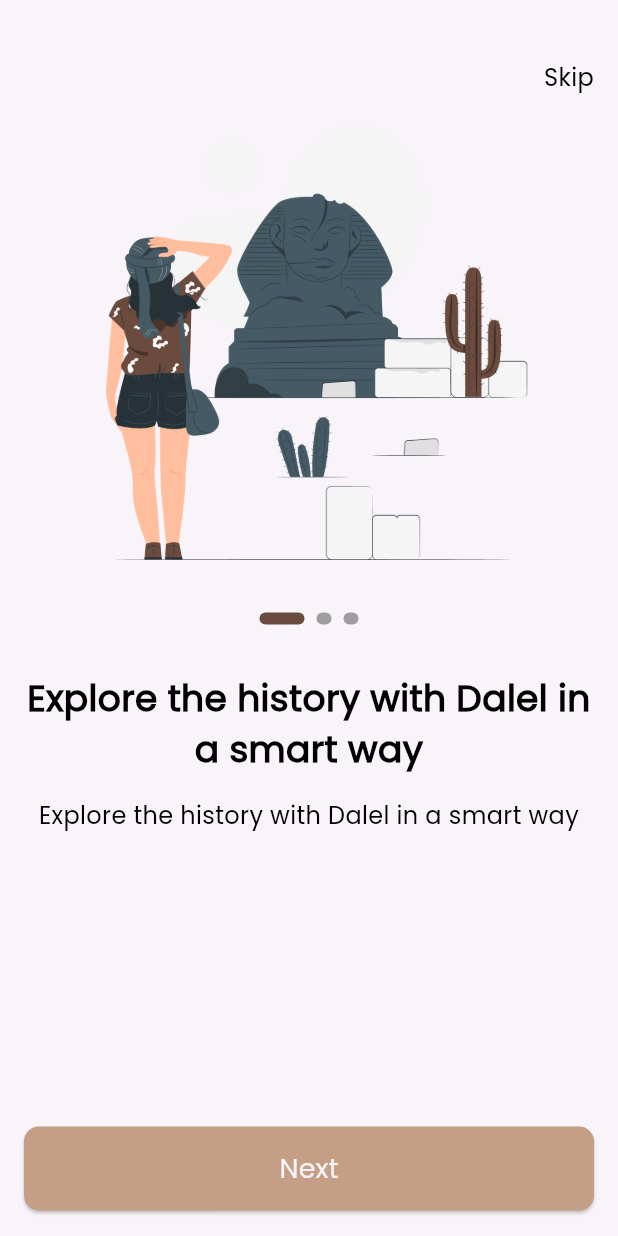
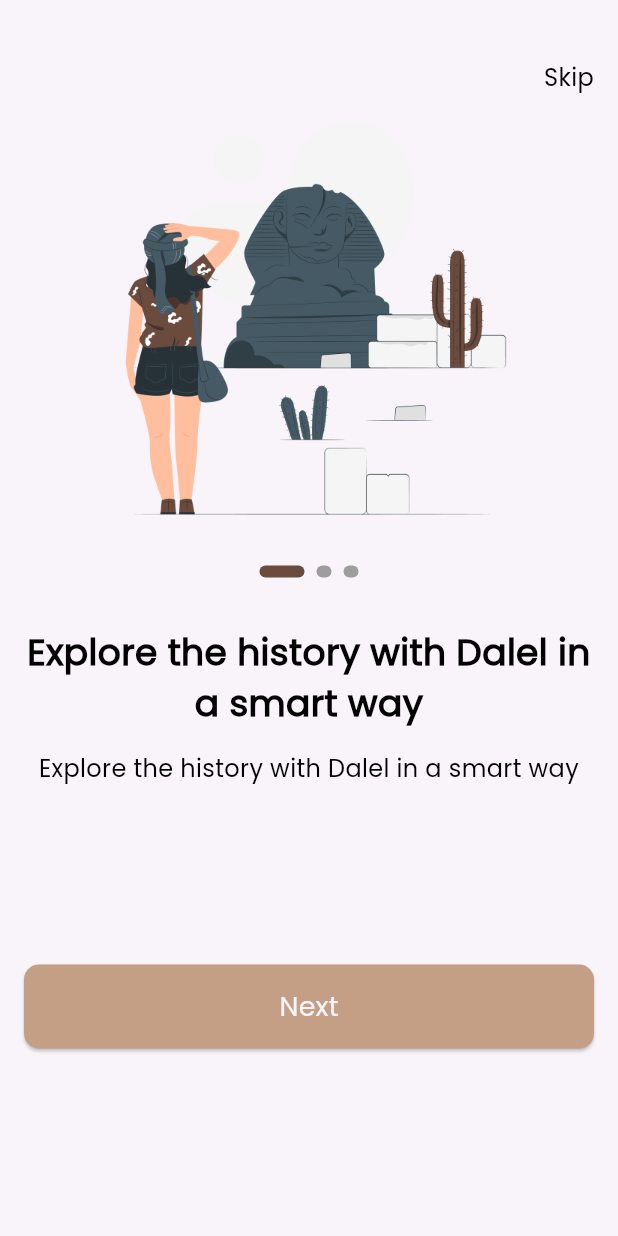
Before and after one commit to Ahmed-Abouzaid/dalel, a Flutter app: the screen it shows after launch, on a phone screen of 412 x 824 dp. Run offline on Flutter 3.47's test engine with Material 3 defaults, Android fonts, the phone set to English and light mode, and no system bars; drawn by our look-alikes of smooth_page_indicator; our stand-ins replace go_router.

Commit message:
Code refactoring

```diff
--- a/lib/core/functions/navigation.dart
+++ b/lib/core/functions/navigation.dart
@@ -1,5 +1,9 @@
 import 'package:go_router/go_router.dart';
 
 void customNavigate(context, String path) {
+  GoRouter.of(context).push(path);
+}
+
+void customReplacementNavigate(context, String path) {
   GoRouter.of(context).pushReplacement(path);
 }
--- a/lib/features/on_boarding/presentation/views/on_boarding_view.dart
+++ b/lib/features/on_boarding/presentation/views/on_boarding_view.dart
@@ -13,15 +13,14 @@ class OnBoardingView extends StatelessWidget {
       child: Scaffold(
         body: Padding(
           padding: const EdgeInsets.symmetric(horizontal: 16),
-          child: Column(
+          child: ListView(
             children: [
               const SizedBox(height: 40),
               // ignore: prefer_const_constructors
               CustomNavBar(),
               OnBoardingWidgetBody(),
-              const CustomBtn(
-                text: AppStrings.next,
-              ),
+              const SizedBox(height: 80),
+              const CustomBtn(text: AppStrings.next),
               const SizedBox(height: 17),
             ],
           ),
--- a/lib/features/on_boarding/presentation/views/widgets/on_boarding_widget_view.dart
+++ b/lib/features/on_boarding/presentation/views/widgets/on_boarding_widget_view.dart
@@ -9,14 +9,24 @@ class OnBoardingWidgetBody extends StatelessWidget {
 
   @override
   Widget build(BuildContext context) {
-    return Expanded(
+    return SizedBox(
+      height: 500,
       child: PageView.builder(
         controller: _controller,
         itemCount: 3,
         itemBuilder: (context, index) {
           return Column(
             children: [
-              Image.asset(Assets.imagesOnBoarding1),
+              Container(
+                height: 290,
+                width: 343,
+                decoration: const BoxDecoration(
+                  image: DecorationImage(
+                    image: AssetImage(Assets.imagesOnBoarding1),
+                    fit: BoxFit.fill,
+                  ),
+                ),
+              ),
               const SizedBox(height: 24),
               CustomSmoothPageIndicator(controller: _controller),
               const SizedBox(height: 32),
@@ -25,12 +35,16 @@ class OnBoardingWidgetBody extends StatelessWidget {
                 style: CustomTextStyles.poppins500style24
                     .copyWith(fontWeight: FontWeight.bold),
                 textAlign: TextAlign.center,
+                maxLines: 2,
+                overflow: TextOverflow.ellipsis,
               ),
               const SizedBox(height: 16),
               const Text(
                 "Explore the history with Dalel in a smart way",
                 style: CustomTextStyles.poppins300style16,
                 textAlign: TextAlign.center,
+                maxLines: 2,
+                overflow: TextOverflow.ellipsis,
               ),
             ],
           );
--- a/lib/features/splash/presentation/views/splash_view.dart
+++ b/lib/features/splash/presentation/views/splash_view.dart
@@ -30,6 +30,6 @@ class _SplashViewState extends State<SplashView> {
 
 void delayedNavigate(context) {
   Future.delayed(const Duration(seconds: 2), () {
-    customNavigate(context, "/onBoarding");
+    customReplacementNavigate(context, "/onBoarding");
   });
 }
```
